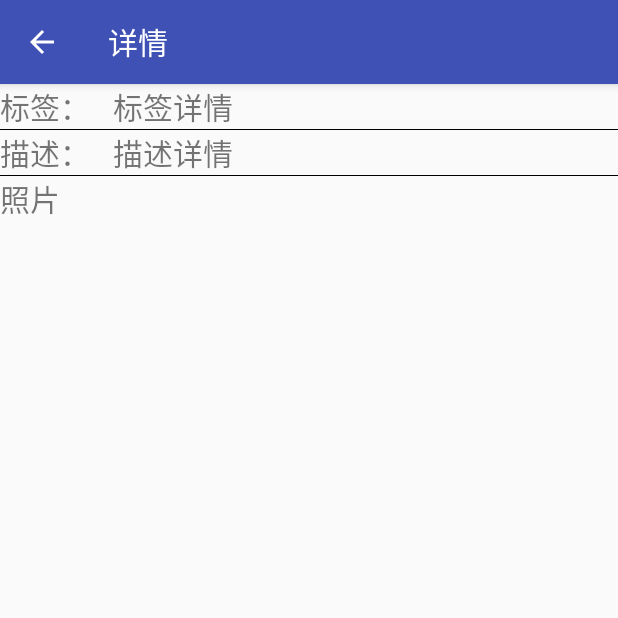
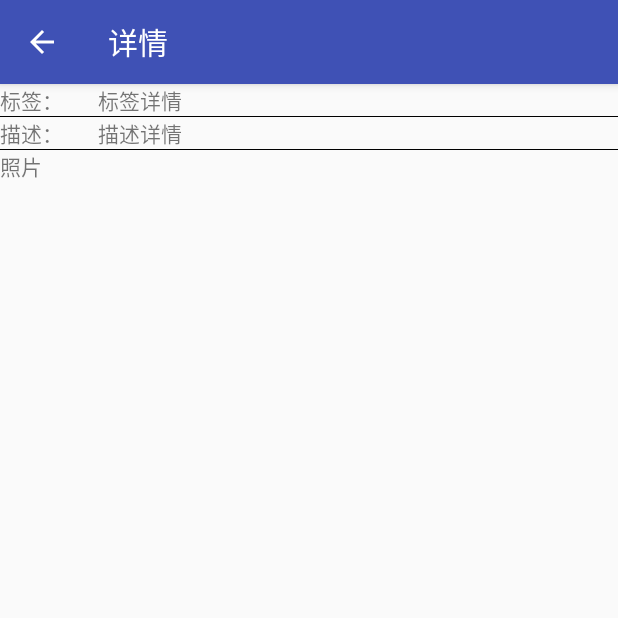
Before and after one commit to tokukin/Dorjee, an Android app: the DetalActivity screen opened directly, with no data from a screen before it, on a phone screen of 412 x 824 dp, the top half of it. Run offline under Robolectric (Android 15) with nearby library versions, the phone set to English and light mode, and no system bars; pictures from the network do not load; Roboto replaces fonts that are not available here; 4 statements that could not run were skipped.

```diff
--- a/app/src/main/java/com/example/tokukin/dorjee/Splash.java
+++ b/app/src/main/java/com/example/tokukin/dorjee/Splash.java
@@ -52,7 +52,7 @@ public class Splash extends Activity {
             public void run() {
                 try {
                     if (launchTime == 1) {
-                        Thread.sleep(2000);
+                        Thread.sleep(3000);
                     }
 
                     SimpleRepo.getJson("http://laotian.cn/ad.json", new SimpleRepo.JsonCallbackOnUI() {
@@ -65,7 +65,7 @@ public class Splash extends Activity {
                             text_cus_name.setText(indexAd.getCustomer());
                             text_cus_name.setVisibility(View.VISIBLE);
                             ImageView imageView = findViewById(R.id.img_1);
-                            Glide.with(Splash.this).load(ad).placeholder(R.drawable.logo).error(R.drawable.logo).transform(new GlideRoundTransform(Splash.this, 5)).into(imageView);
+                            Glide.with(Splash.this).load(ad).placeholder(R.drawable.icon).error(R.drawable.icon).transform(new GlideRoundTransform(Splash.this, 5)).into(imageView);
 
 
                         }
@@ -76,7 +76,7 @@ public class Splash extends Activity {
                         }
                     });
                     if (launchTime == 1) {
-                        Thread.sleep(2000);
+                        Thread.sleep(3000);
                     }
 
 
--- a/app/src/main/res/layout/activity_detal.xml
+++ b/app/src/main/res/layout/activity_detal.xml
@@ -18,21 +18,19 @@
             android:orientation="horizontal">
 
             <TextView
-                android:layout_width="0dp"
+                android:layout_width="50dp"
                 android:layout_height="wrap_content"
                 android:layout_marginRight="15dp"
-                android:layout_weight="1"
                 android:text="标签："
-                android:textSize="20sp"
+                android:textSize="14sp"
                 app:fontFamily="@font/allerta" />
 
             <TextView
                 android:id="@+id/text_detail_abs"
-                android:layout_width="0dp"
-                android:layout_height="wrap_content"
-                android:layout_weight="8"
+                android:layout_width="match_parent"
+                android:layout_height="match_parent"
                 android:text="标签详情"
-                android:textSize="20sp" />
+                android:textSize="14sp" />
 
         </LinearLayout>
 
@@ -47,22 +45,20 @@
             android:orientation="horizontal">
 
             <TextView
-                android:layout_width="0dp"
+                android:layout_width="50dp"
                 android:layout_height="wrap_content"
                 android:layout_marginRight="15dp"
-                android:layout_weight="1"
                 android:text="描述："
-                android:textSize="20sp" />
+                android:textSize="14sp" />
 
             <TextView
                 android:id="@+id/text_detail_bbs"
-                android:layout_width="0dp"
+                android:layout_width="match_parent"
                 android:layout_height="wrap_content"
-                android:layout_weight="5"
                 android:ellipsize="end"
                 android:maxLines="2"
                 android:text="描述详情"
-                android:textSize="20sp" />
+                android:textSize="14sp" />
 
 
         </LinearLayout>
@@ -76,7 +72,7 @@
             android:layout_width="match_parent"
             android:layout_height="wrap_content"
             android:text="照片"
-            android:textSize="20sp" />
+            android:textSize="14sp" />
 
         <ImageView
             android:id="@+id/img_star_detail"
--- a/app/src/main/res/layout/activity_stars.xml
+++ b/app/src/main/res/layout/activity_stars.xml
@@ -14,6 +14,7 @@
         android:layout_marginTop="20dp"
         android:indeterminateBehavior="repeat"
         android:indeterminateDrawable="@drawable/anim" />
+
     <TextView
         android:id="@+id/text_loading"
         android:layout_width="wrap_content"
@@ -27,4 +28,5 @@
         android:layout_width="match_parent"
         android:layout_height="match_parent"></ListView>
 
+
 </LinearLayout>
```
Also changed, not shown: app/src/main/java/com/example/tokukin/dorjee/StarsActivity.java (+21 -11 lines), app/src/main/res/layout/activity_splash.xml (+13 -11 lines).
